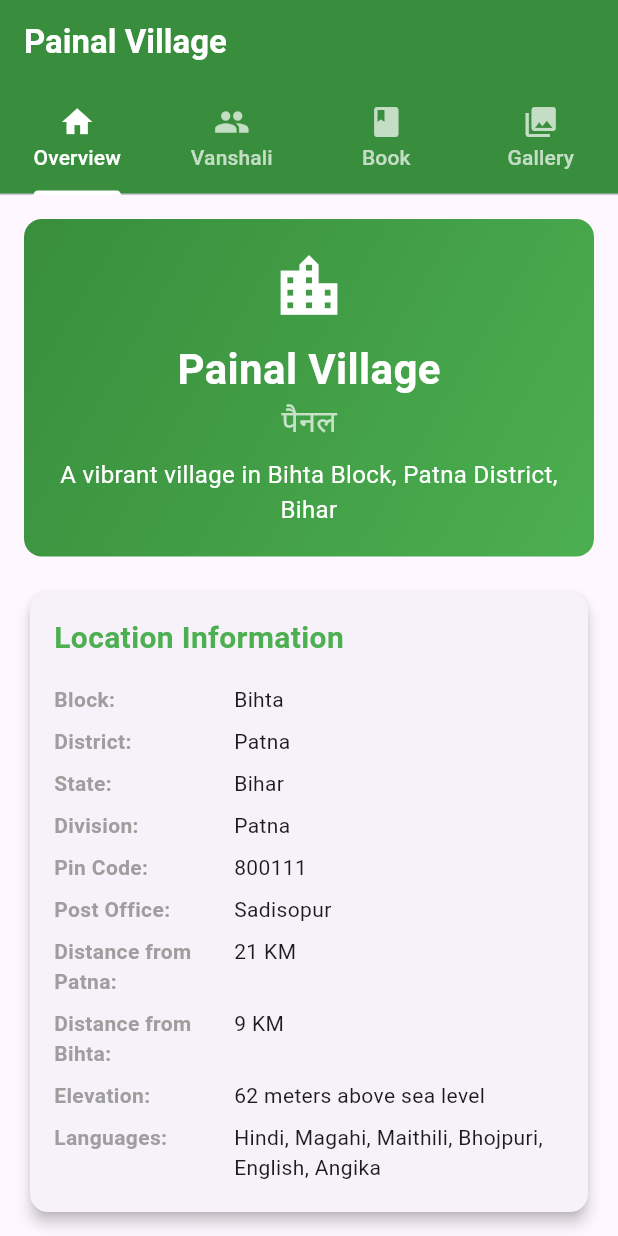
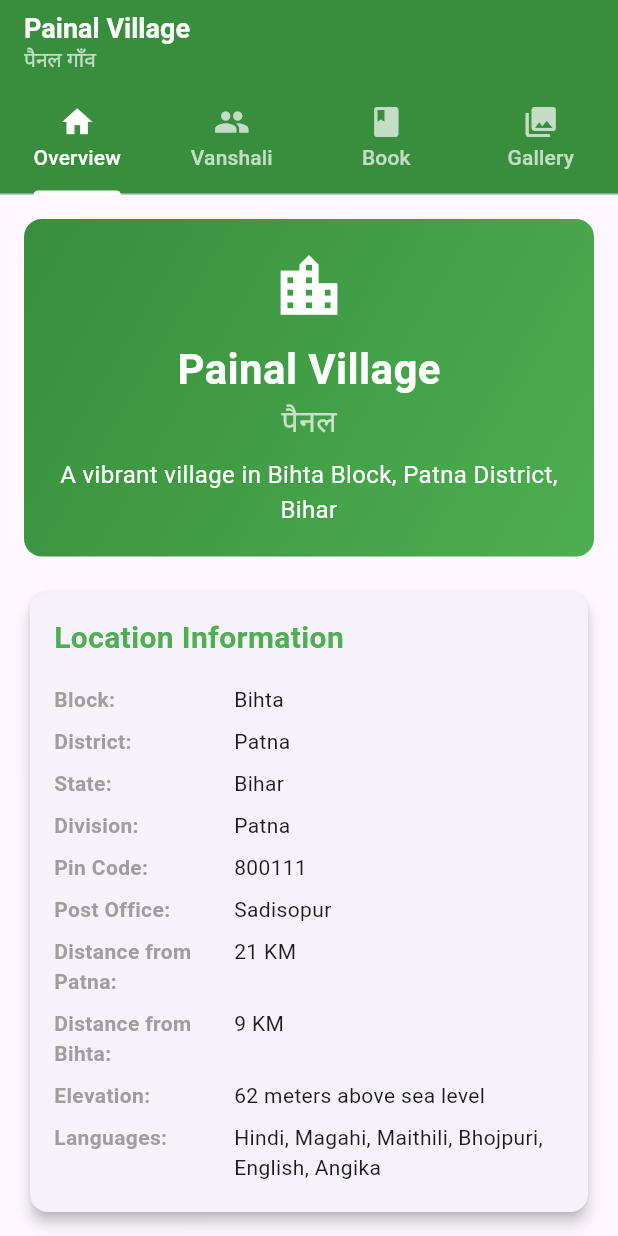
Before and after one commit to mohitxcodes/painal_app, a Flutter app: the screen it shows after launch, on a phone screen of 412 x 824 dp. Run offline on Flutter 3.47's test engine with Material 3 defaults, Android fonts, the light colour scheme and no system bars.

Commit message:
added the homescreen

```diff
--- a/lib/main.dart
+++ b/lib/main.dart
@@ -1,5 +1,5 @@
 import 'package:flutter/material.dart';
-import 'package:painal/screens/home/HomeScreen.dart';
+import 'package:painal/screens/HomeScreen.dart';
 
 void main() {
   runApp(const MyApp());
@@ -11,7 +11,7 @@ class MyApp extends StatelessWidget {
   @override
   Widget build(BuildContext context) {
     return MaterialApp(
-      title: 'Painal Village',
+      title: 'Painal Village - पैनल गाँव',
       debugShowCheckedModeBanner: false,
       theme: ThemeData(
         primarySwatch: Colors.green,
--- a/lib/screens/home/HomeScreen.dart
+++ b/lib/screens/HomeScreen.dart
@@ -1,8 +1,8 @@
 import 'package:flutter/material.dart';
 import 'package:painal/screens/vanshavali/VanshavaliScreen.dart';
-import '../overview/OverviewScreen.dart';
-import '../book/BookScreen.dart';
-import '../gallery/GalleryScreen.dart';
+import 'overview/OverviewScreen.dart';
+import 'book/BookScreen.dart';
+import 'gallery/GalleryScreen.dart';
 
 class HomeScreen extends StatefulWidget {
   const HomeScreen({super.key});
@@ -31,9 +31,22 @@ class _HomeScreenState extends State<HomeScreen>
   Widget build(BuildContext context) {
     return Scaffold(
       appBar: AppBar(
-        title: const Text(
-          'Painal Village',
-          style: TextStyle(fontWeight: FontWeight.bold, color: Colors.white),
+        title: Column(
+          crossAxisAlignment: CrossAxisAlignment.start,
+          children: const [
+            Text(
+              'Painal Village',
+              style: TextStyle(
+                fontWeight: FontWeight.bold,
+                color: Colors.white,
+                fontSize: 18,
+              ),
+            ),
+            Text(
+              'पैनल गाँव',
+              style: TextStyle(color: Colors.white70, fontSize: 14),
+            ),
+          ],
         ),
         backgroundColor: Colors.green[700],
         elevation: 0,
```
